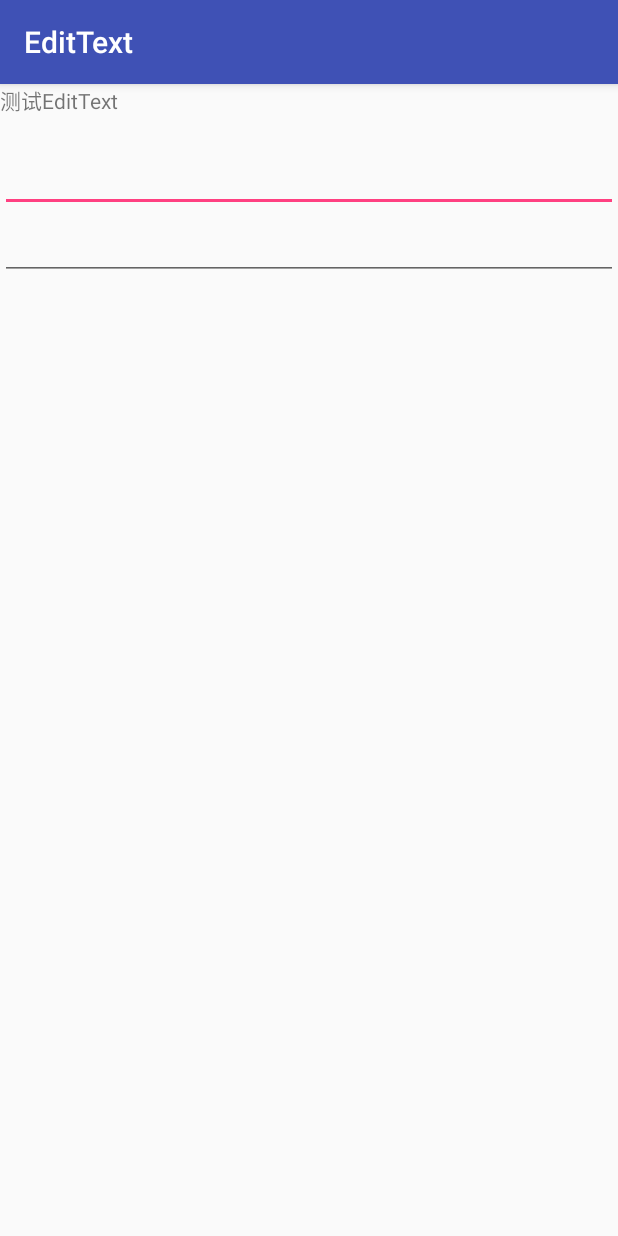
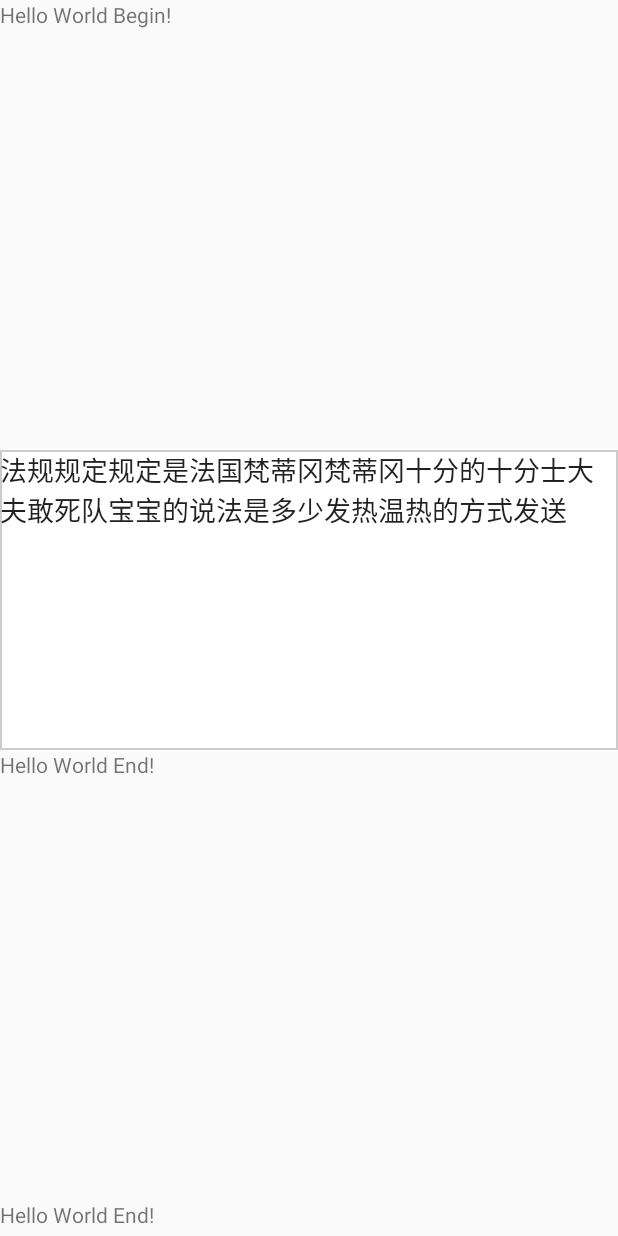
Before and after one commit to jinhuizxc/EditText, an Android app: the screen it shows after launch (MainActivity before the commit, EditTextActivity after it), on a phone screen of 412 x 824 dp. Run offline under Robolectric (Android 15) with nearby library versions, the phone set to English and light mode, and no system bars.

Commit message:
1、设置edittext不可编辑与可以编辑， 2、软键盘的拉起与隐藏

```diff
--- a/app/build.gradle
+++ b/app/build.gradle
@@ -2,7 +2,7 @@ apply plugin: 'com.android.application'
 
 android {
     compileSdkVersion 26
-    buildToolsVersion "26.0.2"
+    buildToolsVersion '27.0.3'
     defaultConfig {
         applicationId "com.example.jh.edittext"
         minSdkVersion 15
--- a/app/src/main/AndroidManifest.xml
+++ b/app/src/main/AndroidManifest.xml
@@ -9,13 +9,15 @@
         android:roundIcon="@mipmap/ic_launcher_round"
         android:supportsRtl="true"
         android:theme="@style/AppTheme">
-        <activity android:name=".MainActivity">
+        <activity android:name=".scrollview.EditTextActivity"
+            android:windowSoftInputMode="adjustPan">
             <intent-filter>
                 <action android:name="android.intent.action.MAIN" />
 
                 <category android:name="android.intent.category.LAUNCHER" />
             </intent-filter>
         </activity>
+
     </application>
 
 </manifest>
--- a/app/src/main/java/com/example/jh/edittext/MainActivity.java
+++ b/app/src/main/java/com/example/jh/edittext/MainActivity.java
@@ -1,6 +1,7 @@
 package com.example.jh.edittext;
 
-import android.support.v7.app.AppCompatActivity;
+
+import android.app.Activity;
 import android.os.Bundle;
 import android.text.Editable;
 import android.text.TextWatcher;
@@ -22,7 +23,7 @@ import android.widget.Toast;
  *
  * 关于多个EditText的光标问题
  */
-public class MainActivity extends AppCompatActivity {
+public class MainActivity extends Activity {
 
     private static final String TAG = MainActivity.class.getSimpleName();
     EditText edit1;
--- /dev/null
+++ b/app/src/main/res/drawable/rectangle_shape.xml
@@ -0,0 +1,7 @@
+<?xml version="1.0" encoding="utf-8"?>
+<shape xmlns:android="http://schemas.android.com/apk/res/android">
+    <solid android:color="#ffffff"/>
+    <stroke android:color="#cccccc"
+        android:width="1dp"/>
+
+</shape>
--- /dev/null
+++ b/app/src/main/res/layout/activity_edittext.xml
@@ -0,0 +1,46 @@
+<ScrollView
+    xmlns:android="http://schemas.android.com/apk/res/android"
+    xmlns:tools="http://schemas.android.com/tools"
+    android:layout_width="match_parent"
+    android:layout_height="match_parent">
+
+
+    <LinearLayout
+        android:layout_width="match_parent"
+        android:layout_height="wrap_content"
+        android:orientation="vertical">
+
+        <TextView
+            android:layout_width="match_parent"
+            android:layout_height="300dp"
+            android:text="Hello World Begin!"/>
+
+
+
+        <EditText
+            android:id="@+id/edit_text"
+            android:hint="EditText"
+            android:layout_width="match_parent"
+            android:layout_height="200dp"
+            android:gravity="top"
+            android:text="法规规定规定是法国梵蒂冈梵蒂冈十分的十分士大夫敢死队宝宝的说法是多少发热温热的方式发送"
+            android:background="@drawable/rectangle_shape"/>
+
+
+        <TextView
+            android:layout_width="match_parent"
+            android:layout_height="300dp"
+            android:text="Hello World End!"/>
+
+        <TextView
+            android:layout_width="match_parent"
+            android:layout_height="300dp"
+            android:text="Hello World End!"/>
+
+        <TextView
+            android:layout_width="match_parent"
+            android:layout_height="300dp"
+            android:text="Hello World End!"/>
+    </LinearLayout>
+
+</ScrollView>
--- a/build.gradle
+++ b/build.gradle
@@ -3,9 +3,10 @@
 buildscript {
     repositories {
         jcenter()
+        google()
     }
     dependencies {
-        classpath 'com.android.tools.build:gradle:2.3.3'
+        classpath 'com.android.tools.build:gradle:3.1.3'
 
         // NOTE: Do not place your application dependencies here; they belong
         // in the individual module build.gradle files
```
Also changed, not shown: app/src/main/java/com/example/jh/edittext/scrollview/EditTextActivity.java (added, +180 -0 lines), gradle/wrapper/gradle-wrapper.properties.
